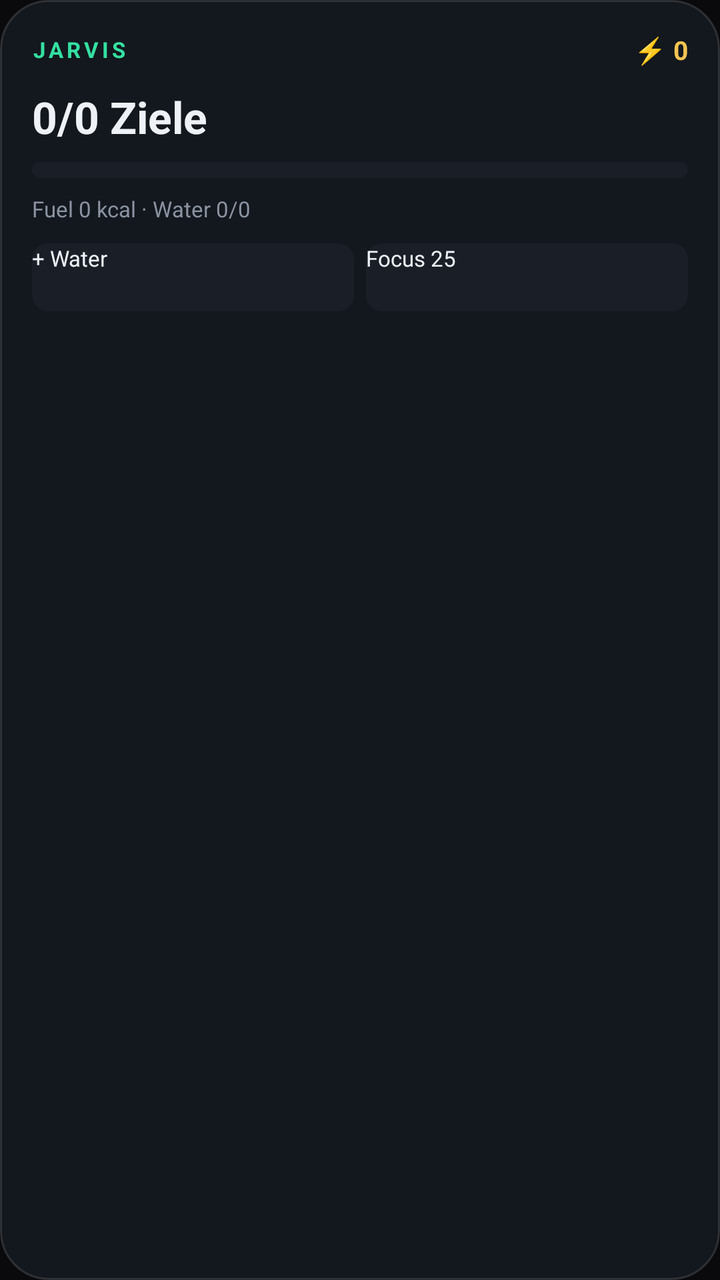
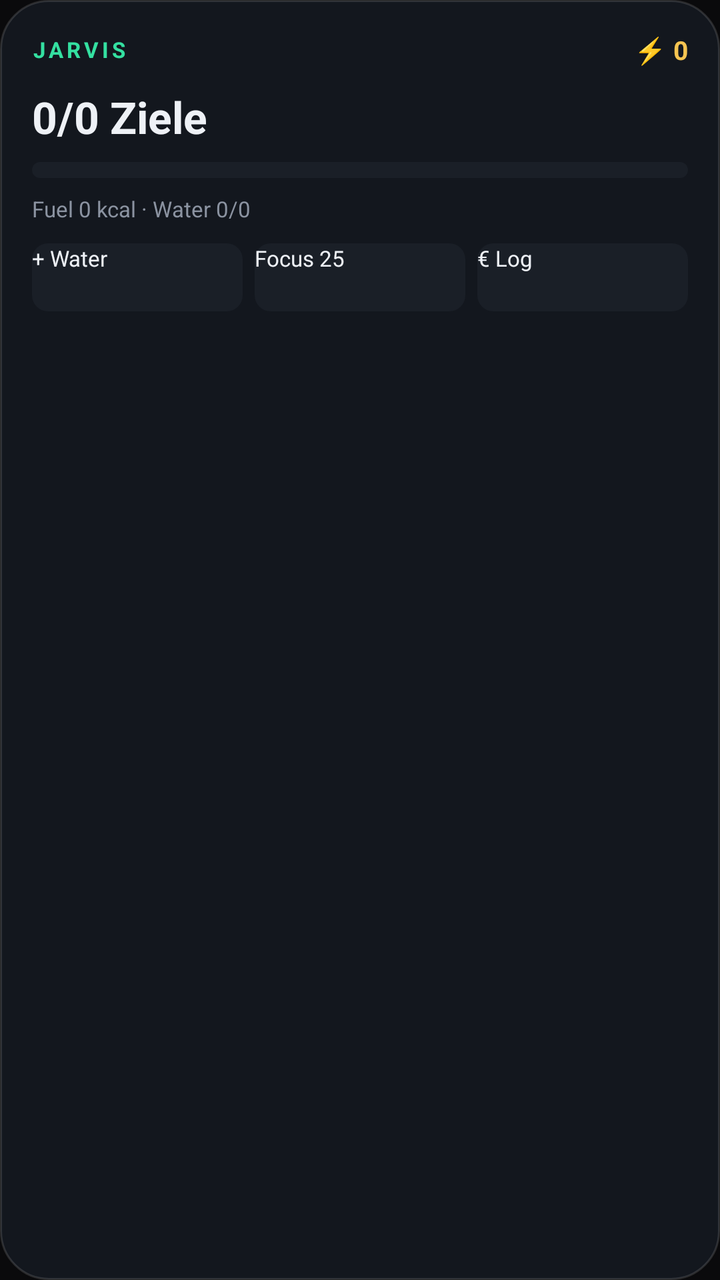

The first picture is an Android layout as it rendered before a commit; the second is the same layout after the commit. The layout source and the unified diff follow.
<!-- AndroidManifest.xml: application theme Theme.Ascend -->
<!-- res/layout/widget_ascend.xml -->
<?xml version="1.0" encoding="utf-8"?>
<LinearLayout xmlns:android="http://schemas.android.com/apk/res/android"
    android:id="@+id/widget_root"
    android:layout_width="match_parent"
    android:layout_height="match_parent"
    android:orientation="vertical"
    android:background="@drawable/widget_bg"
    android:padding="16dp">

    <LinearLayout
        android:layout_width="match_parent"
        android:layout_height="wrap_content"
        android:orientation="horizontal"
        android:gravity="center_vertical">

        <TextView
            android:id="@+id/widget_label"
            android:layout_width="0dp"
            android:layout_height="wrap_content"
            android:layout_weight="1"
            android:text="JARVIS"
            android:textColor="#34E0A1"
            android:textSize="11sp"
            android:textStyle="bold"
            android:letterSpacing="0.15" />

        <TextView
            android:id="@+id/widget_streak"
            android:layout_width="wrap_content"
            android:layout_height="wrap_content"
            android:text="⚡ 0"
            android:textColor="#F5C451"
            android:textSize="13sp"
            android:textStyle="bold" />
    </LinearLayout>

    <TextView
        android:id="@+id/widget_title"
        android:layout_width="wrap_content"
        android:layout_height="wrap_content"
        android:layout_marginTop="10dp"
        android:text="0/0 Ziele"
        android:textColor="#EEF1F6"
        android:textSize="22sp"
        android:textStyle="bold" />

    <ProgressBar
        android:id="@+id/widget_progress"
        style="?android:attr/progressBarStyleHorizontal"
        android:layout_width="match_parent"
        android:layout_height="8dp"
        android:layout_marginTop="8dp"
        android:max="100"
        android:progress="0"
        android:progressDrawable="@drawable/widget_progress" />

    <TextView
        android:id="@+id/widget_sub"
        android:layout_width="wrap_content"
        android:layout_height="wrap_content"
        android:layout_marginTop="8dp"
        android:text="Fuel 0 kcal · Water 0/0"
        android:textColor="#8B93A1"
        android:textSize="11sp" />

    <LinearLayout
        android:layout_width="match_parent"
        android:layout_height="wrap_content"
        android:layout_marginTop="10dp"
        android:orientation="horizontal">

        <Button
            android:id="@+id/widget_water"
            android:layout_width="0dp"
            android:layout_height="34dp"
            android:layout_weight="1"
            android:layout_marginEnd="6dp"
            android:text="+ Water"
            android:textSize="11sp"
            android:textColor="#EEF1F6"
            android:background="@drawable/widget_progress" />

        <Button
            android:id="@+id/widget_focus"
            android:layout_width="0dp"
            android:layout_height="34dp"
            android:layout_weight="1"
            android:text="Focus 25"
            android:textSize="11sp"
            android:textColor="#EEF1F6"
            android:background="@drawable/widget_progress" />
    </LinearLayout>
</LinearLayout>
<!-- resources referenced by this layout -->
<resources>
  <!-- drawable widget_bg (drawable) -->
  <?xml version="1.0" encoding="utf-8"?>
  <shape xmlns:android="http://schemas.android.com/apk/res/android" android:shape="rectangle">
      <solid android:color="#13171E" />
      <corners android:radius="24dp" />
      <stroke android:width="1dp" android:color="#22FFFFFF" />
  </shape>
  <!-- drawable widget_progress (drawable) -->
  <?xml version="1.0" encoding="utf-8"?>
  <layer-list xmlns:android="http://schemas.android.com/apk/res/android">
      <item android:id="@android:id/background">
          <shape android:shape="rectangle">
              <solid android:color="#1A1F27" />
              <corners android:radius="8dp" />
          </shape>
      </item>
      <item android:id="@android:id/progress">
          <clip>
              <shape android:shape="rectangle">
                  <solid android:color="#34E0A1" />
                  <corners android:radius="8dp" />
              </shape>
          </clip>
      </item>
  </layer-list>
  <style name="Theme.Ascend" parent="android:Theme.Material.NoActionBar">
          <item name="android:statusBarColor">@android:color/transparent</item>
          <item name="android:navigationBarColor">@android:color/transparent</item>
          <item name="android:windowBackground">@color/app_bg</item>
          <item name="android:windowLightStatusBar">false</item>
          <item name="android:windowLightNavigationBar">false</item>
      </style>
  <color name="app_bg">#0A0A0C</color>
</resources>

<!-- the commit's change to res/layout/widget_ascend.xml (unified diff, before → after) -->
@@ -85,7 +85,18 @@
             android:layout_width="0dp"
             android:layout_height="34dp"
             android:layout_weight="1"
+            android:layout_marginEnd="6dp"
             android:text="Focus 25"
+            android:textSize="11sp"
+            android:textColor="#EEF1F6"
+            android:background="@drawable/widget_progress" />
+
+        <Button
+            android:id="@+id/widget_buy"
+            android:layout_width="0dp"
+            android:layout_height="34dp"
+            android:layout_weight="1"
+            android:text="€ Log"
             android:textSize="11sp"
             android:textColor="#EEF1F6"
             android:background="@drawable/widget_progress" />
